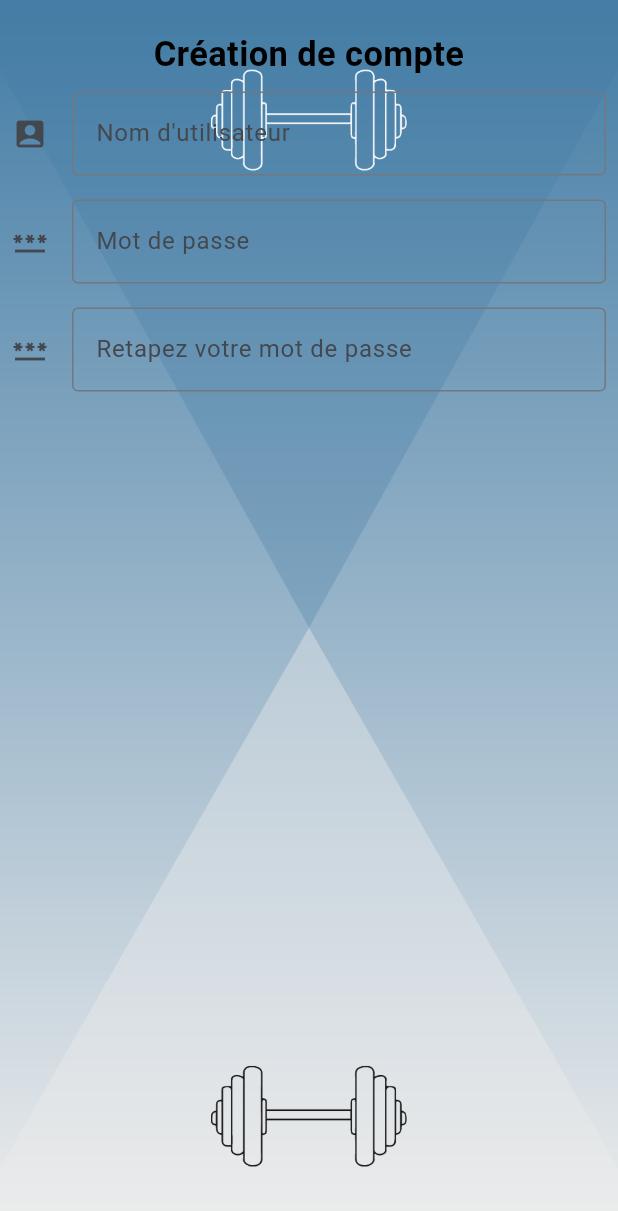
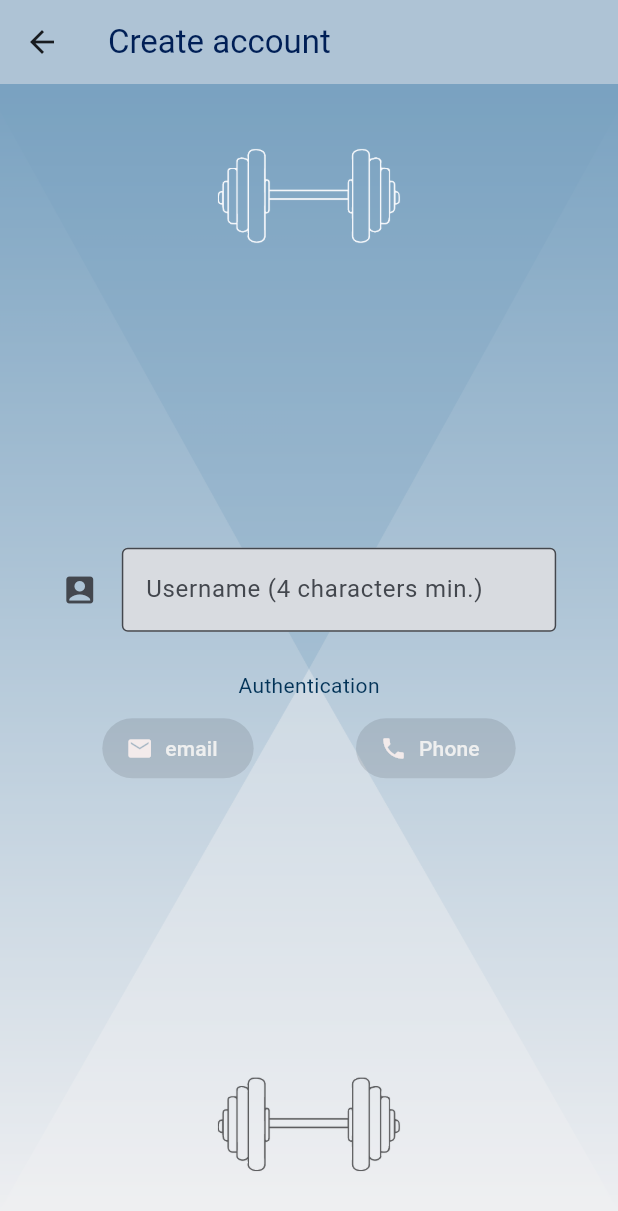
Before and after one commit to disquedur/Gym-App, a Flutter app: the screen it shows after launch, after a tap on "New? Create an account", on a phone screen of 412 x 824 dp. Shown: the top 1211 px of the screen. Run offline on Flutter 3.47's test engine with Material 2 defaults, Android fonts, the phone set to English and light mode, and no system bars; our stand-ins replace flutter_dotenv, get_it, google_maps_flutter, injectable, socket_io_client, supabase_flutter; accounts and stored records are empty.

Commit message:
Added form (Sign in) + connection to Supabase

```diff
--- a/lib/Pages/login_page.dart
+++ b/lib/Pages/login_page.dart
@@ -1,5 +1,4 @@
 import 'package:flutter/material.dart';
-import 'package:my_app/Services/api.dart';
 
 class LoginPage extends StatefulWidget {
   @override
@@ -31,7 +30,7 @@ class _LoginPageState extends State<LoginPage> {
                   icon: const Icon(Icons.emoji_people,
                       color: Color.fromARGB(255, 243, 235, 235)),
                   style: ElevatedButton.styleFrom(
-                    backgroundColor: Color.fromARGB(255, 10, 34, 54),
+                    backgroundColor: const Color.fromARGB(255, 10, 34, 54),
                   ),
                   label: const Text('Visitor',
                       style: TextStyle(
@@ -54,10 +53,10 @@ class _LoginPageState extends State<LoginPage> {
                     ),
                   ),
                   style: ElevatedButton.styleFrom(
-                    backgroundColor: Color.fromARGB(255, 10, 34, 54),
+                    backgroundColor: const Color.fromARGB(255, 10, 34, 54),
                   ),
                   onPressed: () async {
-                    await ApiService().loginUser('David');
+                    Navigator.pushNamed(context, '/sideMenu');
                   },
                 ),
               ),
--- a/lib/Pages/map_page.dart
+++ b/lib/Pages/map_page.dart
@@ -18,6 +18,7 @@ class _MapComponentState extends State<MapComponent> {
         onMapCreated: (controller) {
           setState(() {
             _controller = controller;
+            print(_controller);
           });
         },
       ),
--- a/lib/Pages/sign_page.dart
+++ b/lib/Pages/sign_page.dart
@@ -1,4 +1,7 @@
+import 'dart:core';
+
 import 'package:flutter/material.dart';
+import 'package:supabase_flutter/supabase_flutter.dart';
 
 class SignInPage extends StatefulWidget {
   @override
@@ -6,148 +9,176 @@ class SignInPage extends StatefulWidget {
 }
 
 class _SignInPageState extends State<SignInPage> {
-  final GlobalKey<FormState> _formKey = GlobalKey<FormState>();
+  final GlobalKey<FormState> formKey = GlobalKey<FormState>();
 
   final usernameController = TextEditingController();
+  final authController = TextEditingController();
   final passwordController = TextEditingController();
-  final passwordCheckController = TextEditingController();
+  final codeValidationController = TextEditingController();
 
-
-  String selectedQuestion = "";
-  String picturePath = "";
-  List iconList = [];
-  List decodedBytesList = [];
-  bool isIcon = false;
-  int number = -1;
-
-  List<String> questions = [];
+  bool authButton = false;
+  bool isCodeSent = false;
+  String authMethod = "";
+  bool codeIsValid = false;
 
   @override
   void dispose() {
     usernameController.dispose();
-    passwordController.dispose();
-    passwordCheckController.dispose();
+    authController.dispose();
+    codeValidationController.dispose();
     super.dispose();
   }
 
-  @override
-  void initState() {
-    super.initState();
-  }
-
-  void setProfilePic(String imagePath) {
-    setState(() {
-      picturePath = imagePath;
-    });
-  }
-
-  void createAccount()  {
-
+  Future<void> createAccount(String username, String password) async {
+    await Supabase.instance.client
+        .from('Users')
+        .insert({'username': username, 'password': password});
+    ScaffoldMessenger.of(context).showSnackBar(
+      const SnackBar(
+        content: Text("Account created!"),
+        duration: Duration(seconds: 2),
+      ),
+    );
+    Navigator.pop(context);
   }
 
   @override
   Widget build(BuildContext context) {
-    final List<DropdownMenuItem<String>> qsts = <DropdownMenuItem<String>>[];
-    for (int i = 0; i < questions.length; i++) {
-      qsts.add(DropdownMenuItem<String>(value: '$i', child: Text(questions[i])));
-    }
-
     return Scaffold(
-      body: Center(
-        child: Container(
-          height: 1000,
-          width: 600,
+      appBar: AppBar(
+        backgroundColor: const Color.fromARGB(255, 174, 195, 213),
+        title: const Text(
+          'Create account',
+          style: TextStyle(
+            color: Color.fromARGB(255, 0, 31, 86),
+          ),
+        ),
+      ),
+      body: Container(
         decoration: const BoxDecoration(
           image: DecorationImage(
+            opacity: 0.7,
             image: AssetImage('assets/images/User page.png'),
             fit: BoxFit.cover,
           ),
         ),
+        child: Center(
           child: Form(
-            key: _formKey,
-            child: Scrollbar(
-              child: ListView(
-                children: <Widget>[
-                  Container(
+            key: formKey,
             child: Column(
               mainAxisAlignment: MainAxisAlignment.center,
-                      mainAxisSize: MainAxisSize.min,
+              mainAxisSize: MainAxisSize.max,
               children: [
-                        const Padding(
-                            padding: EdgeInsets.only(top: 20.0),
-                            child: Text('Création de compte',
-                                textAlign: TextAlign.center,
-                                style: TextStyle(
-                                  fontSize: 23,
-                                  color: Colors.black,
-                                  fontWeight: FontWeight.w700,
-                                ))),
                 Padding(
-                          padding: const EdgeInsets.all(8.0),
+                  padding: const EdgeInsets.only(top: 8.0, bottom: 16.0),
+                  child: SizedBox(
+                    height: MediaQuery.of(context).size.height * 0.07,
+                    width: MediaQuery.of(context).size.width * 0.8,
                     child: TextFormField(
                       controller: usernameController,
                       decoration: const InputDecoration(
-                              hintText: "Nom d'utilisateur",
+                        filled: true,
+                        fillColor: Color.fromARGB(255, 216, 219, 224),
+                        labelText: "Username (4 characters min.)",
                         border: OutlineInputBorder(),
                         icon: Icon(Icons.account_box),
                       ),
                       validator: (String? value) {
                         if (value == null || value.isEmpty) {
-                                return "Nom d'utilisateur requis.";
-                              } else if (value.length < 5) {
-                                return "Un nom d'utilisateur doit au moins contenir 5 caractéres.";
-                              } else if (!value
-                                  .contains(RegExp(r'^[a-zA-Z0-9]+$'))) {
-                                return "Un nom d'utilisateur ne doit contenir que des lettres ou des chiffres";
+                          return "The username is required.";
+                        } else if (value.length < 4) {
+                          return "The username should have at least 4 characters.";
                         }
                         return null;
                       },
                     ),
                   ),
-                        Padding(
-                          padding: const EdgeInsets.all(8.0),
-                          child: TextFormField(
-                            controller: passwordController,
-                            decoration: const InputDecoration(
-                              hintText: "Mot de passe",
-                              icon: Icon(Icons.password),
-                              border: OutlineInputBorder(),
                 ),
-                            obscureText: true,
-                            validator: (String? value) {
-                              if (value == null || value.isEmpty) {
-                                return "Mot de passe requis.";
-                              } else if (value.length < 8) {
-                                return "Un mot de passe doit contenir au minimum 8 caractéres.";
-                              }else if (!value
-                                  .contains(RegExp(r'^(?=.*?[A-Z])(?=.*?[0-9])(?=.*?[!@#\$&*~]).{8,}$'))) {
-                                return "Le mot de passe doit contenir au minimum un caractère spécial,\n un chiffre et une lettre en majuscule";
+                !authButton
+                    ? Column(
+                        children: [
+                          const Padding(
+                            padding: EdgeInsets.all(8.0),
+                            child: Text('Authentication',
+                                style: TextStyle(
+                                  fontWeight: FontWeight.w400,
+                                  color: Color.fromARGB(255, 2, 51, 87),
+                                )),
+                          ),
+                          Row(
+                            mainAxisAlignment: MainAxisAlignment.spaceEvenly,
+                            children: [
+                              ElevatedButton.icon(
+                                icon: const Icon(Icons.mail,
+                                    color: Color.fromARGB(255, 243, 235, 235)),
+                                onPressed: usernameController.text.isNotEmpty &&
+                                        formKey.currentState!.validate()
+                                    ? () {
+                                        setState(() {
+                                          authMethod = "Email address";
+                                          authButton = true;
+                                        });
                                       }
-                              return null;
-                            },
+                                    : null,
+                                style: ElevatedButton.styleFrom(
+                                  backgroundColor:
+                                      const Color.fromARGB(255, 10, 34, 54),
+                                ),
+                                label: const Text(
+                                  'email',
+                                  style: TextStyle(
+                                    color: Color.fromARGB(255, 238, 239, 239),
                                   ),
                                 ),
-                        Padding(
-                          padding: const EdgeInsets.all(8.0),
-                          child: TextFormField(
-                            controller: passwordCheckController,
-                            decoration: const InputDecoration(
-                              hintText: "Retapez votre mot de passe",
-                              icon: Icon(Icons.password),
-                              border: OutlineInputBorder(),
                               ),
-                            obscureText: true,
-                            validator: (String? value) {
-                              if (value == null ||
-                                  value.isEmpty ||
-                                  value != passwordController.text) {
-                                return "Le mot de passe écrit ne correspond pas";
+                              ElevatedButton.icon(
+                                icon: const Icon(Icons.phone,
+                                    color: Color.fromARGB(255, 243, 235, 235)),
+                                onPressed: usernameController.text.isNotEmpty &&
+                                        formKey.currentState!.validate()
+                                    ? () {
+                                        setState(() {
+                                          authMethod = "Phone number";
+                                          authButton = true;
+                                        });
                                       }
-                              return null;
-                            },
+                                    : null,
+                                style: ElevatedButton.styleFrom(
+                                  backgroundColor:
+                                      const Color.fromARGB(255, 10, 34, 54),
+                                ),
+                                label: const Text(
+                                  'Phone',
+                                  style: TextStyle(
+                                    color: Color.fromARGB(255, 238, 239, 239),
+                                  ),
                                 ),
                               ),
                             ],
+                          ),
+                        ],
+                      )
+                    : displayValidationField(),
+                if (codeValidationController.text.isNotEmpty)
+                  Align(
+                    alignment: Alignment.bottomCenter,
+                    child: ElevatedButton(
+                      onPressed: () {
+                        if (formKey.currentState!.validate()) {
+                          String username = usernameController.text;
+                          String password = codeValidationController.text;
+                          createAccount(username, password);
+                        }
+                      },
+                      style: ElevatedButton.styleFrom(
+                        backgroundColor: const Color.fromARGB(255, 10, 34, 54),
+                      ),
+                      child: const Text(
+                        'Validate code',
+                        style: TextStyle(
+                          color: Color.fromARGB(255, 238, 239, 239),
+                        ),
+                      ),
                     ),
                   ),
               ],
@@ -155,7 +186,112 @@ class _SignInPageState extends State<SignInPage> {
           ),
         ),
       ),
+    );
+  }
+
+  displayValidationField() {
+    return Column(
+      children: [
+        Padding(
+          padding: const EdgeInsets.only(bottom: 16.0),
+          child: SizedBox(
+            height: MediaQuery.of(context).size.height * 0.07,
+            width: MediaQuery.of(context).size.width * 0.8,
+            child: TextFormField(
+              controller: authController,
+              decoration: InputDecoration(
+                filled: true,
+                fillColor: const Color.fromARGB(255, 216, 219, 224),
+                labelText: authMethod,
+                icon: Icon(authMethod == "Phone number"
+                    ? Icons.contact_phone
+                    : Icons.contact_mail),
+                border: const OutlineInputBorder(),
               ),
+              obscureText: true,
+              validator: (String? value) {
+                if (value == null || value.isEmpty) {
+                  return "The password is required.";
+                } else if (value.length < 7) {
+                  return "The username should have at least 7 characters.";
+                }
+                return null;
+              },
+            ),
+          ),
+        ),
+        Padding(
+          padding: const EdgeInsets.only(bottom: 16.0),
+          child: SizedBox(
+            height: MediaQuery.of(context).size.height * 0.07,
+            width: MediaQuery.of(context).size.width * 0.8,
+            child: TextFormField(
+              controller: passwordController,
+              decoration: const InputDecoration(
+                filled: true,
+                fillColor: Color.fromARGB(255, 216, 219, 224),
+                labelText: "Password",
+                icon: Icon(Icons.password),
+                border: OutlineInputBorder(),
+              ),
+              obscureText: true,
+              validator: (String? value) {
+                if (value == null || value.isEmpty) {
+                  return "The password is required.";
+                } else if (value.length < 7) {
+                  return "The username should have at least 7 characters.";
+                }
+                return null;
+              },
+            ),
+          ),
+        ),
+        !isCodeSent
+            ? ElevatedButton(
+                onPressed: () {
+                  setState(() {
+                    isCodeSent = true;
+                  });
+                },
+                style: ElevatedButton.styleFrom(
+                  backgroundColor: const Color.fromARGB(255, 10, 34, 54),
+                ),
+                child: Text(
+                  'Verify ${authMethod.toLowerCase()}',
+                  style: const TextStyle(
+                    color: Color.fromARGB(255, 238, 239, 239),
+                  ),
+                ),
+              )
+            : Padding(
+                padding: const EdgeInsets.only(bottom: 16.0),
+                child: SizedBox(
+                  height: MediaQuery.of(context).size.height * 0.07,
+                  width: MediaQuery.of(context).size.width * 0.8,
+                  child: TextFormField(
+                    controller: codeValidationController,
+                    decoration: const InputDecoration(
+                      filled: true,
+                      fillColor: Color.fromARGB(255, 216, 219, 224),
+                      labelText: "Validation code",
+                      icon: Icon(Icons.confirmation_number),
+                      border: OutlineInputBorder(),
+                    ),
+                  ),
+                ),
+              ),
+        TextButton(
+          child: const Text('Change authentication method'),
+          onPressed: () {
+            setState(() {
+              authMethod = "";
+              codeValidationController.text = "";
+              authButton = false;
+              isCodeSent = false;
+            });
+          },
+        ),
+      ],
     );
   }
 }
--- a/lib/main.dart
+++ b/lib/main.dart
@@ -2,33 +2,26 @@ import 'package:flutter/material.dart';
 import 'package:get_it/get_it.dart';
 import 'package:my_app/Classes/side_menu.dart';
 import 'package:my_app/Pages/map_page.dart';
+import 'package:supabase_flutter/supabase_flutter.dart';
 import 'Pages/login_page.dart';
 import 'Pages/home_page.dart';
 import 'Pages/sign_page.dart';
-//import 'Services/Socket_service.dart';
-
+import 'package:flutter_dotenv/flutter_dotenv.dart';
 
 final getIt = GetIt.instance;
 
-void setup() {
- //getIt.registerSingleton<SocketService>(SocketService());
- //getIt<SocketService>().connect();
-}
-
-void main() {
-  WidgetsFlutterBinding.ensureInitialized();
-  setup();
-  FlutterError.onError = (FlutterErrorDetails details) {
-    print("Error From INSIDE FRAME_WORK");
-    print("----------------------");
-    print("Error :  ${details.exception}");
-    print("StackTrace :  ${details.stack}");
-  };
+void main() async {
+  await dotenv.load(fileName: ".env");
+  ;
+  await Supabase.initialize(
+      url: dotenv.env['SUPABASE_URL']!,
+      anonKey: dotenv.env['SUPABASE_ANON_KEY'] ?? '');
   runApp(const MyApp());
 }
 
 class MyApp extends StatelessWidget {
   const MyApp({super.key});
+
   @override
   Widget build(BuildContext context) {
     return MaterialApp(
--- a/pubspec.yaml
+++ b/pubspec.yaml
@@ -41,6 +41,9 @@ dependencies:
   get_it: ^7.6.0
   easy_sidemenu: ^0.4.2
   google_maps_flutter: ^2.3.1
+  supabase: ^1.9.8
+  supabase_flutter: ^1.10.10
+  flutter_dotenv: ^5.1.0
 
 dev_dependencies:
   flutter_test:
@@ -69,6 +72,7 @@ flutter:
     - assets/images/Home page.png
     - assets/images/User page.png
     - assets/images/Coach.png
+    - .env
 
   # An image asset can refer to one or more resolution-specific "variants", see
   # https://flutter.dev/assets-and-images/#resolution-aware
```
Also changed, not shown: lib/Classes/side_menu.dart (+11 -11 lines), pubspec.lock, 6 other files. Lines whose indentation alone changed are shown as unchanged.
